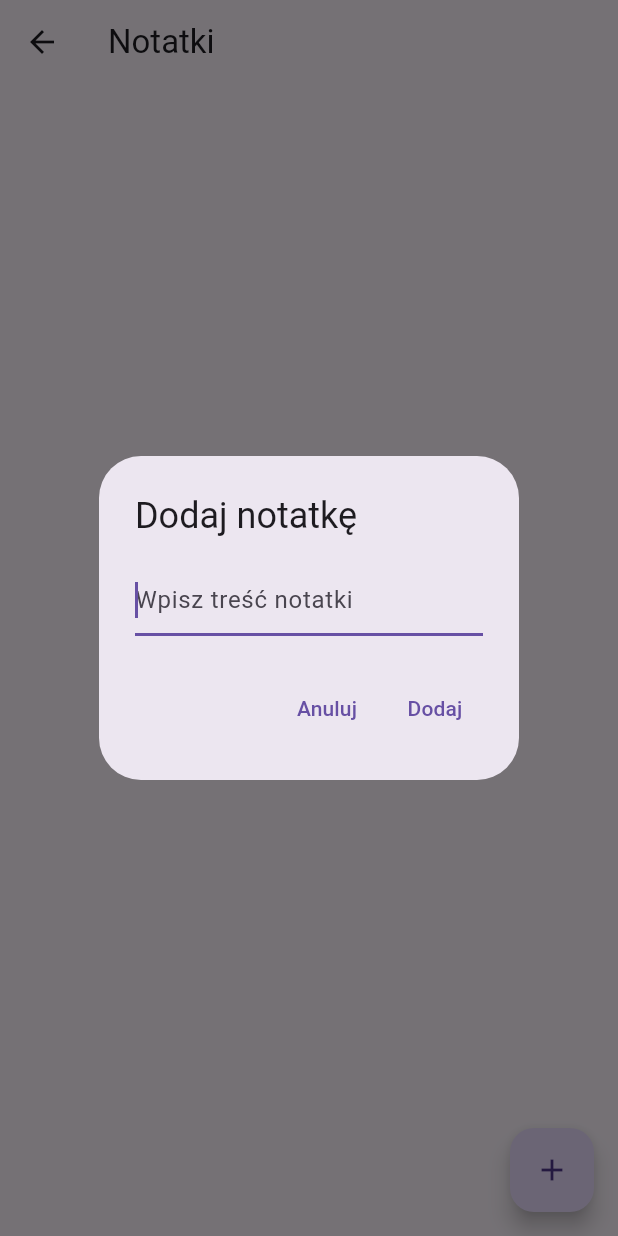
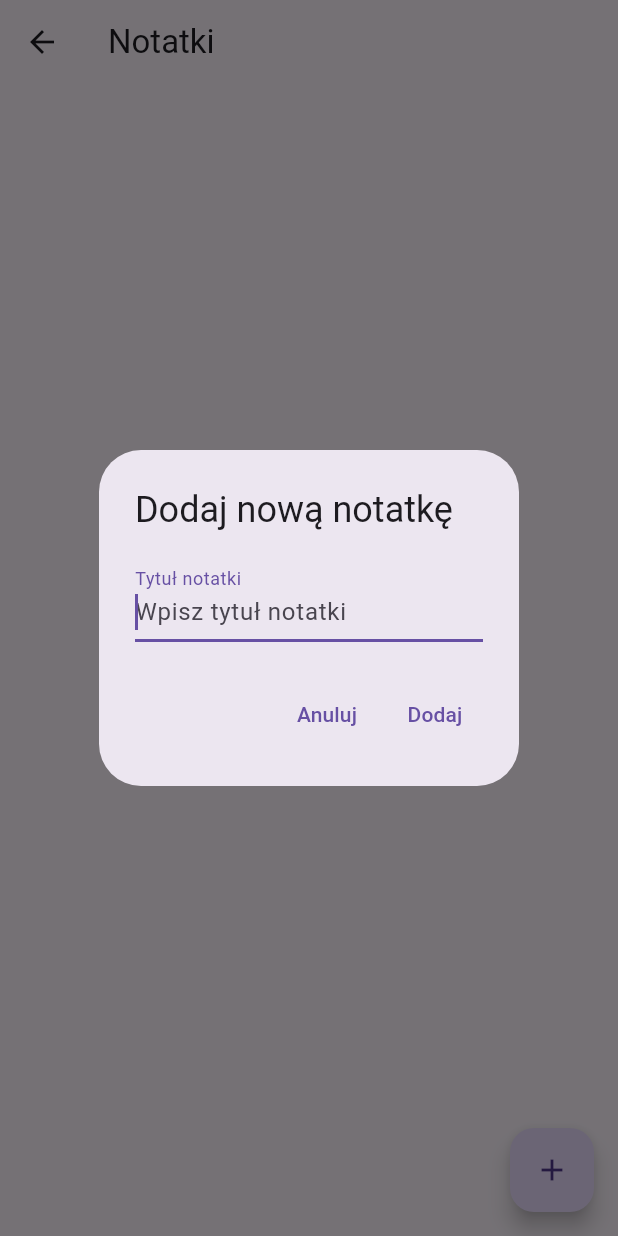
Before and after one commit to TurboSebo/noteplus, a Flutter app: the NotesScreen screen opened directly with empty values, after a tap on the "add" icon, on a phone screen of 412 x 824 dp. Run offline on Flutter 3.47's test engine with Material 3 defaults, Android fonts, the phone set to English and light mode, and no system bars; our stand-ins replace hive, hive_flutter; accounts and stored records are empty.

Commit message:
Refactor Note model to include title field and update related methods in NotesModel and UI

```diff
--- a/lib/models/note.dart
+++ b/lib/models/note.dart
@@ -12,27 +12,32 @@ class Note extends HiveObject {
   @HiveField(1) // Identyfikator notatnika, do którego należy notatka
   String notebookId;
 
-  @HiveField(2) // Treść notatki
+  @HiveField(2) // Tytuł notatki
+  String title;
+
+  @HiveField(3) // Treść notatki
   String content;
 
-  @HiveField(3) // Data utworzenia notatki
+  @HiveField(4) // Data utworzenia notatki
   DateTime createdAt;
 
   Note({
     required this.id,
     required this.notebookId,
+    required this.title,
     required this.content,
     required this.createdAt,
   });
 
   // Metoda fabryczna do tworzenia obiektu Note z unikatowym ID.
   // Dodaliśmy parametr notebookId, aby przypisać notatkę do odpowiedniego notatnika.
-  factory Note.create(String notebookId, String content) {
+  factory Note.create(String notebookId, String title) {
     final now = DateTime.now();
     return Note(
       id: const Uuid().v4(), // Generujemy unikatowy identyfikator
       notebookId: notebookId, // Przypisujemy identyfikator notatnika
-      content: content,
+      title: title,
+      content: '',
       createdAt: now,
     );
   }
--- a/lib/providers/notes_model.dart
+++ b/lib/providers/notes_model.dart
@@ -19,8 +19,8 @@ class NotesModel extends ChangeNotifier {
       .toList()
     ..sort((a, b) => b.createdAt.compareTo(a.createdAt));
 
-  void addNote(String content) {
-    final note = Note.create(_notebookId, content);
+  void addNote(String title) {
+    final note = Note.create(_notebookId, title);
     _notesBox.add(note);
     notifyListeners();
   }
--- a/lib/screens/notes_screen.dart
+++ b/lib/screens/notes_screen.dart
@@ -13,29 +13,29 @@ class NotesScreen extends StatelessWidget {
 
   const NotesScreen({Key? key, required this.notebookId}) : super(key: key);
 
-  /// Pokazuje dialog z polem tekstowym i zwraca wpisaną wartość (lub null, jeśli anulowano)
+  /// Zwraca wpisany tytuł notatki (lub null, jeśli anulowano).
   Future<String?> _showAddDialog(BuildContext ctx) {
-    final controller = TextEditingController();       // Kontroler do odczytu wpisu w TextField
+    final controller = TextEditingController();
     return showDialog<String>(
       context: ctx,
       builder: (dCtx) {
         return AlertDialog(
-          title: const Text('Dodaj notatkę'),         // Nagłówek okna
+          title: const Text('Dodaj nową notatkę'),
           content: TextField(
-            controller: controller,                   // Podpinamy kontroler
+            controller: controller,
             decoration: const InputDecoration(
-              hintText: 'Wpisz treść notatki',        // Podpowiedź w polu
+              labelText: 'Tytuł notatki',
+              hintText: 'Wpisz tytuł notatki',
             ),
-            autofocus: true,                          // Od razu otwiera klawiaturę
+            autofocus: true, // od razu focus na pole tekstowe
           ),
           actions: [
             TextButton(
-              onPressed: () => Navigator.pop(dCtx),   // Anuluj: zamykamy dialog bez zwracania wartości
+              onPressed: () => Navigator.pop(dCtx), // anuluj
               child: const Text('Anuluj'),
             ),
             TextButton(
               onPressed: () => Navigator.pop(dCtx, controller.text.trim()),
-                                                       // Zatwierdź: zwracamy wpisaną treść
               child: const Text('Dodaj'),
             ),
           ],
@@ -90,7 +90,8 @@ class NotesScreen extends StatelessWidget {
                     },
                     child: ListTile(
                       title: Text(
-                        note.content,
+                        note.title,
+                        style: const TextStyle(fontSize: 18.0, fontWeight: FontWeight.bold),
                         maxLines: 2,
                         overflow: TextOverflow.ellipsis,
                       ),
@@ -120,12 +121,11 @@ class NotesScreen extends StatelessWidget {
           // Przyciski dodawania nowej notatki
           floatingActionButton: FloatingActionButton(
             onPressed: () async {
-              // Otwieramy dialog do wpisania treści i czekamy na wynik
-              final content = await _showAddDialog(context);
-              if (content != null && content.isNotEmpty) {
-                // Dodajemy notatkę przez model stanu
-                context.read<NotesModel>().addNote(content);
-                // Informujemy użytkownika, że dodano notatkę
+              // Pokazujemy okno dialogowe i czekamy na wpisanie 'title'
+              final title = await _showAddDialog(context);
+              if (title != null && title.isNotEmpty) {
+                // Dodajemy notatkę z podanym tytułem
+                context.read<NotesModel>().addNote(title);
                 ScaffoldMessenger.of(context).showSnackBar(
                   const SnackBar(content: Text('Notatka dodana')),
                 );
```
Also changed, not shown: lib/screens/note_detail_screen.dart (+13 -5 lines), lib/models/note.g.dart.
